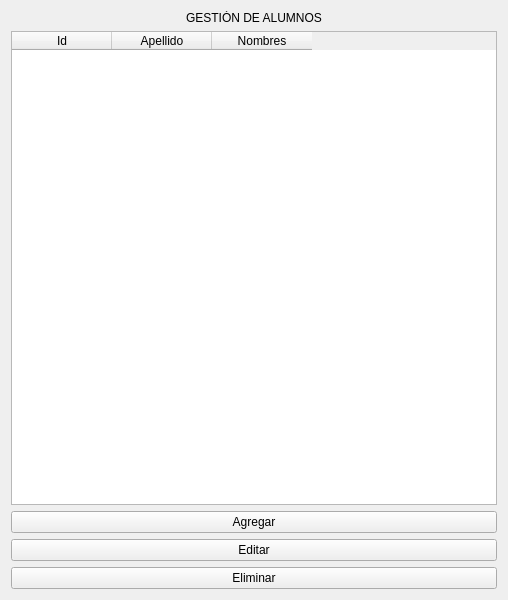
Qt form gestionalumnos.ui (Darign/asistencias) before a commit.
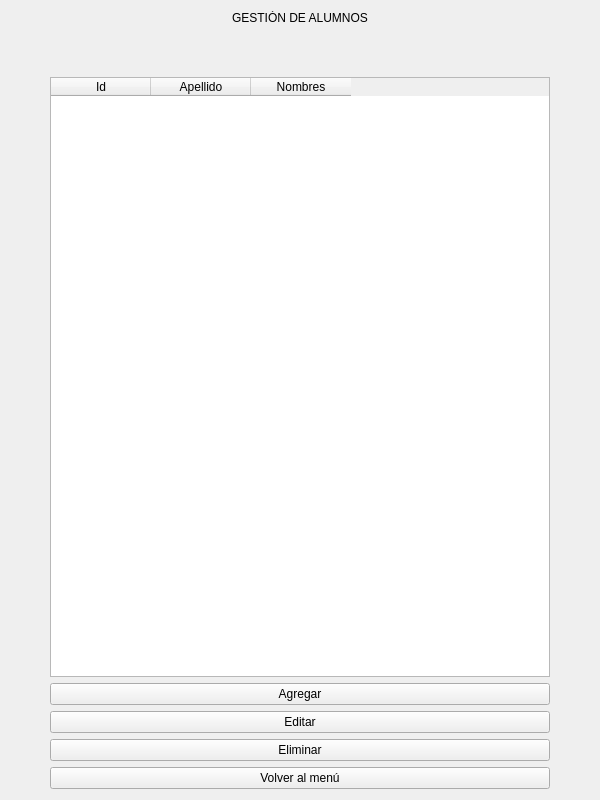
The same form after that commit.

```diff
--- a/gestionalumnos.ui
+++ b/gestionalumnos.ui
@@ -6,8 +6,8 @@
    <rect>
     <x>0</x>
     <y>0</y>
-    <width>508</width>
-    <height>600</height>
+    <width>600</width>
+    <height>800</height>
    </rect>
   </property>
   <property name="windowTitle">
@@ -90,6 +90,13 @@
        </property>
       </widget>
      </item>
+     <item>
+      <widget class="QPushButton" name="pushButtonVolver">
+       <property name="text">
+        <string>Volver al menú</string>
+       </property>
+      </widget>
+     </item>
     </layout>
    </item>
   </layout>
```
